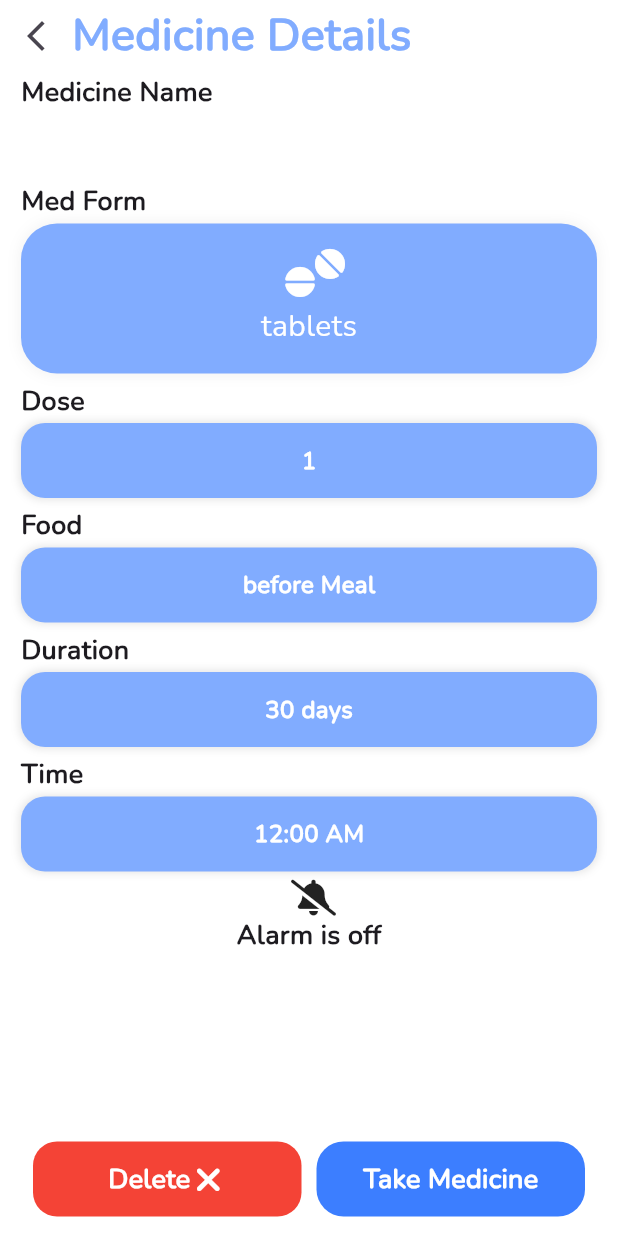
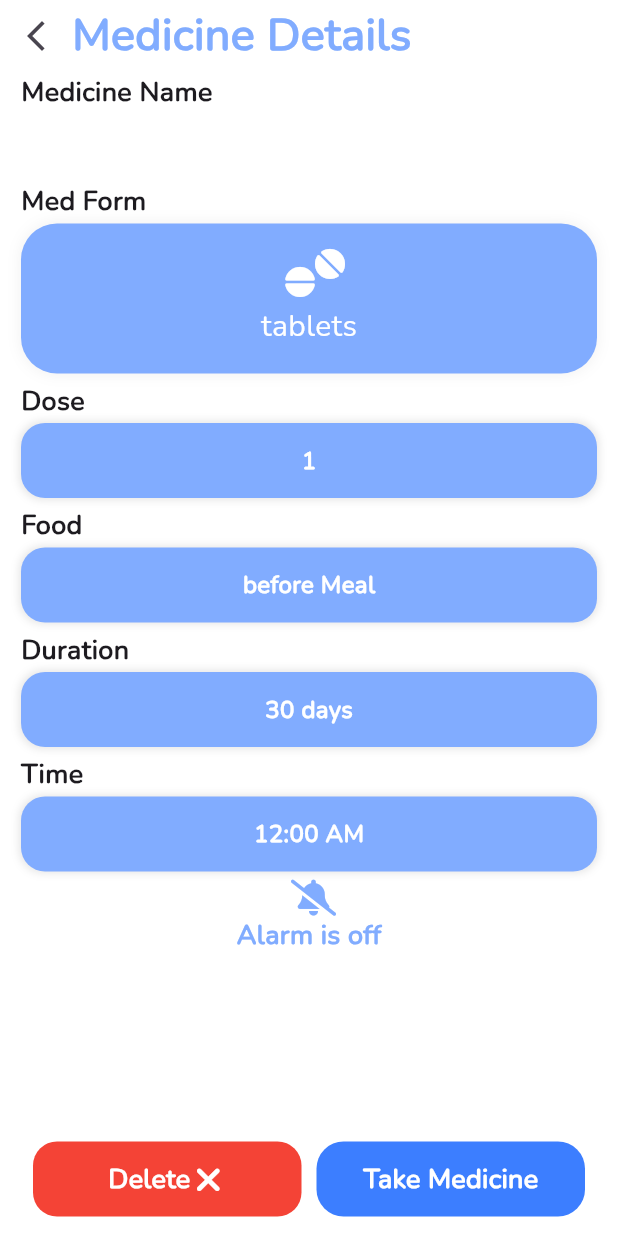
Before and after one commit to Mina176/Pill-Reminder, a Flutter app: the DetalisView screen opened directly with empty values, on a phone screen of 412 x 824 dp. Run offline on Flutter 3.47's test engine with Material 3 defaults, Android fonts, the phone set to English and light mode, and no system bars; drawn by our look-alikes of auto_size_text; our stand-ins replace flutter_slidable, font_awesome_flutter, hive_flutter, timezone; accounts and stored records are empty.

```diff
--- a/lib/main.dart
+++ b/lib/main.dart
@@ -1,11 +1,14 @@
 import 'package:flutter/material.dart';
 import 'package:hive_flutter/hive_flutter.dart';
 import 'package:pill_reminder/models/dose_model.dart';
+import 'package:pill_reminder/notification_service.dart';
 import 'constants.dart';
+import 'package:timezone/data/latest_all.dart' as tz;
 import 'views/homeView/home_view.dart';
 
 Future<void> main() async {
   WidgetsFlutterBinding.ensureInitialized();
+  tz.initializeTimeZones();
   await initHiveBox();
   runApp(const PillReminder());
 }
--- a/lib/views/detailsView/widgets/alarm_is.dart
+++ b/lib/views/detailsView/widgets/alarm_is.dart
@@ -20,11 +20,19 @@ class AlarmIs extends StatelessWidget {
           crossAxisAlignment: CrossAxisAlignment.center,
           children: [
             dose.remind
-                ? Icon(FontAwesomeIcons.solidBell)
-                : Icon(FontAwesomeIcons.solidBellSlash),
+                ? Icon(
+                    FontAwesomeIcons.solidBell,
+                    color: kPrimaryColor,
+                  )
+                : Icon(
+                    FontAwesomeIcons.solidBellSlash,
+                    color: kPrimaryColor,
+                  ),
             Text(
               'Alarm is ${alarmIs(dose.remind)}',
-              style: kSubTitleStyle,
+              style: kSubTitleStyle.copyWith(
+                color: kPrimaryColor,
+              ),
             ),
           ],
         ),
--- a/lib/views/homeView/widgets/custom_date_picker.dart
+++ b/lib/views/homeView/widgets/custom_date_picker.dart
@@ -1,7 +1,5 @@
 import 'package:flutter/material.dart';
 import 'package:font_awesome_flutter/font_awesome_flutter.dart';
-import 'package:intl/intl.dart';
-
 import '../../../utils.dart';
 
 class CustomDatePicker extends StatelessWidget {
--- a/lib/views/homeView/widgets/home_view_body.dart
+++ b/lib/views/homeView/widgets/home_view_body.dart
@@ -32,7 +32,6 @@ class _HomeViewBodyState extends State<HomeViewBody> {
             final alldoses = box.values.toList();
             WidgetsBinding.instance.addPostFrameCallback((_) {
               if (controller.hasClients) {
-                controller.jumpTo(controller.position.maxScrollExtent);
               }
             });
             if (box.values.isEmpty) return NoDoses();
```
Also changed, not shown: flutter_launcher_icons.yaml (added, +34 -0 lines), lib/views/addDoseVew/widgets/add_dose_body.dart (+15 -23 lines), pubspec.yaml (+4 -3 lines), assets/images/logo.png (added), lib/notification_service.dart (added), lib/views/homeView/widgets/dose_cards_list_view.dart (line endings or trailing spaces), pubspec.lock, 33 other files.
